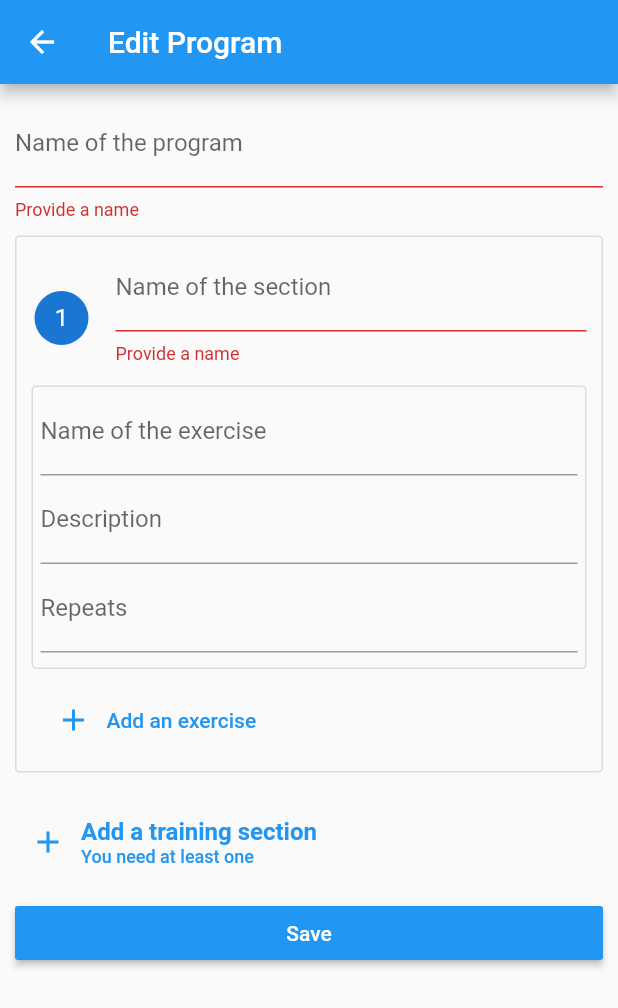
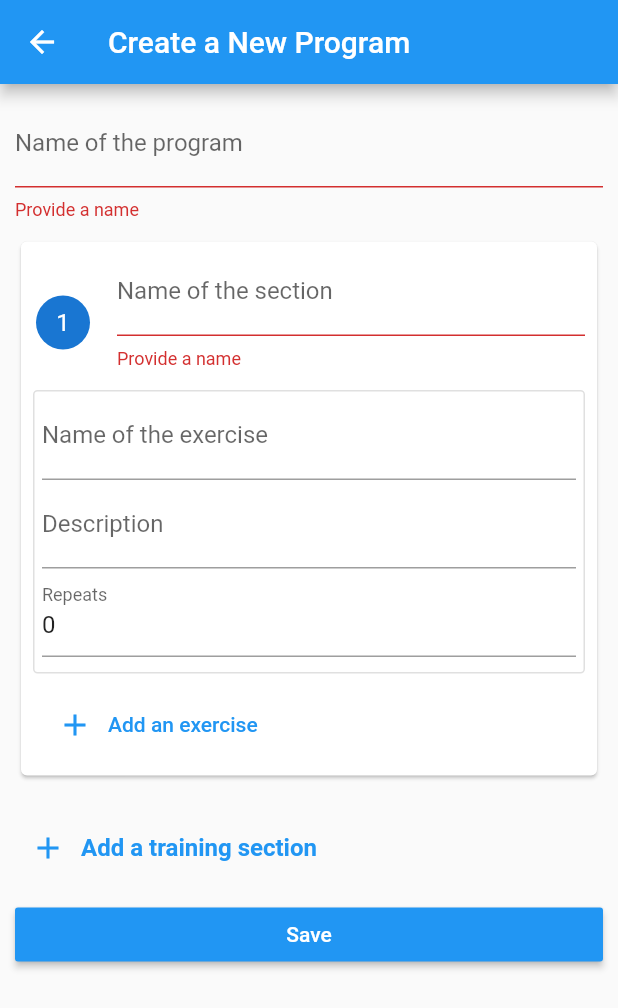
Before and after one commit to koksukoo/gym-program-app, a Flutter app: the EditProgramScreen screen opened by its route, after a tap on "Add a training section", after a tap on "Save", after a tap on "Add an exercise", on a phone screen of 412 x 824 dp. Shown: the top 1008 px of the screen. Run offline on Flutter 3.47's test engine with Material 2 defaults, Android fonts, the phone set to English and light mode, and no system bars; our stand-ins replace sqflite; accounts and stored records are empty.

Commit message:
creating and editing programs

```diff
--- a/lib/main.dart
+++ b/lib/main.dart
@@ -3,6 +3,7 @@ import 'package:provider/provider.dart';
 
 import './screens/program_list_screen.dart';
 import './screens/edit_program_screen.dart';
+import './screens/user_programs_screen.dart';
 import './providers/programs.dart';
 
 void main() => runApp(MyApp());
@@ -20,6 +21,7 @@ class MyApp extends StatelessWidget {
         home: ProgramListScreen(),
         routes: {
           EditProgramScreen.routeName: (ctx) => EditProgramScreen(),
+          UserProgramsScreen.routeName: (ctx) => UserProgramsScreen(),
         },
       ),
       providers: [
--- a/lib/models/program.dart
+++ b/lib/models/program.dart
@@ -26,6 +26,30 @@ class Program {
     };
     return data;
   }
+
+  factory Program.fromDatabaseFormat(Map<String, dynamic> dbProgram) => Program(
+        cycles: dbProgram['cycles'],
+        id: dbProgram['id'],
+        name: dbProgram['name'],
+        programDays: json
+            .decode(dbProgram['programDays'])
+            .map<ProgramDay>(
+              (dbDay) => ProgramDay(
+                id: dbDay['id'],
+                name: dbDay['name'],
+                exercises: dbDay['exercises']
+                    .map<Exercise>((dbEx) => Exercise(
+                          id: dbEx['id'],
+                          name: dbEx['name'],
+                          repeats: dbEx['repeats'],
+                          description: dbEx['description'],
+                          isMinutes: dbEx['isMinutes'],
+                        ))
+                    .toList(),
+              ),
+            )
+            .toList(),
+      );
 }
 
 class ProgramDay {
--- a/lib/screens/edit_program_screen.dart
+++ b/lib/screens/edit_program_screen.dart
@@ -6,6 +6,7 @@ import '../models/program.dart';
 import '../models/exercise.dart';
 import '../providers/programs.dart';
 import '../widgets/program_section_field.dart';
+import './user_programs_screen.dart';
 
 class EditProgramScreen extends StatefulWidget {
   static const routeName = '/edit-program';
@@ -16,26 +17,37 @@ class EditProgramScreen extends StatefulWidget {
 
 class _EditProgramScreenState extends State<EditProgramScreen> {
   final _form = GlobalKey<FormState>();
+  var _isInit = true;
+  String _programId;
   var _programName = '';
   List<Map<String, dynamic>> _sections = [];
 
-  void _addTrainingSection() {
+  void _addTrainingSection({name: '', String id}) {
     setState(() {
       _sections.add({
-        'name': '',
+        'id': id,
+        'name': name,
         'exercises': <Map<String, dynamic>>[],
         'focusNode': FocusNode(),
       });
     });
   }
 
-  void _addExercise(int index) {
+  void _addExercise(
+    int index, {
+    String id,
+    name: '',
+    description: '',
+    reps: 0,
+    isMinutes: false,
+  }) {
     setState(() {
       _sections[index]['exercises'].add({
-        'name': '',
-        'description': '',
-        'reps': 0,
-        'isMinutes': false,
+        'id': id,
+        'name': name,
+        'description': description,
+        'reps': reps.toString(),
+        'isMinutes': isMinutes,
         'focusNodes': {
           'name': FocusNode(),
           'description': FocusNode(),
@@ -62,24 +74,30 @@ class _EditProgramScreenState extends State<EditProgramScreen> {
 
     _form.currentState.save();
     final uuid = Uuid();
+
     final program = Program(
-      id: uuid.v1(),
+      id: _programId ?? uuid.v1(),
       name: _programName,
       cycles: 1,
-      programDays: _sections.map((section) => ProgramDay(
-            id: uuid.v1(),
-            name: section['name'],
-            exercises: section['exercises'].map<Exercise>((exercise) => Exercise(
-                  id: uuid.v1(),
-                  name: exercise['name'],
-                  repeats: exercise['repeats'],
-                  description: exercise['description'],
-                  isMinutes: exercise['isMinutes'],
-                )).toList(),
-          )).toList(),
+      programDays: _sections
+          .map((section) => ProgramDay(
+                id: section['id'] ?? uuid.v1(),
+                name: section['name'],
+                exercises: section['exercises']
+                    .map<Exercise>((exercise) => Exercise(
+                          id: exercise['id'] ?? uuid.v1(),
+                          name: exercise['name'],
+                          repeats: int.parse(exercise['reps']),
+                          description: exercise['description'],
+                          isMinutes: exercise['isMinutes'],
+                        ))
+                    .toList(),
+              ))
+          .toList(),
     );
 
     Provider.of<Programs>(context, listen: false).addProgram(program);
+    Navigator.of(context).pushReplacementNamed(UserProgramsScreen.routeName);
   }
 
   @override
@@ -96,9 +114,46 @@ class _EditProgramScreenState extends State<EditProgramScreen> {
   }
 
   @override
+  void didChangeDependencies() {
+    if (_isInit) {
+      var programId = ModalRoute.of(context).settings.arguments as String;
+      if (programId != null) {
+        var _program =
+            Provider.of<Programs>(context, listen: false).findById(programId);
+        _programName = _program.name;
+        _programId = _program.id;
+
+        for (var i = 0; i < _program.programDays.length; i++) {
+          _addTrainingSection(
+            name: _program.programDays[i].name,
+            id: _program.programDays[i].id,
+          );
+          _program.programDays[i].exercises.forEach((ex) {
+            _addExercise(
+              i,
+              id: ex.id,
+              name: ex.name,
+              description: ex.description,
+              reps: ex.repeats,
+              isMinutes: ex.isMinutes,
+            );
+          });
+        }
+      }
+    }
+    _isInit = false;
+    super.didChangeDependencies();
+  }
+
+  @override
   Widget build(BuildContext context) {
+    var programId = ModalRoute.of(context).settings.arguments as String;
+    var isNewProgram = programId == null;
+
     return Scaffold(
-        appBar: AppBar(title: Text('Edit Program')),
+        appBar: AppBar(
+            title:
+                Text(isNewProgram ? 'Create a New Program' : 'Edit Program')),
         body: Padding(
           child: Form(
             key: _form,
@@ -108,6 +163,7 @@ class _EditProgramScreenState extends State<EditProgramScreen> {
                     decoration:
                         InputDecoration(labelText: 'Name of the program'),
                     textInputAction: TextInputAction.next,
+                    initialValue: _programName,
                     onFieldSubmitted: (_) {
                       if (_sections.length <= 0) {
                         return;
@@ -146,12 +202,6 @@ class _EditProgramScreenState extends State<EditProgramScreen> {
                                 fontWeight: FontWeight.bold,
                                 fontSize: 16),
                           ),
-                          Text(
-                            'You need at least one',
-                            style: TextStyle(
-                                color: Theme.of(context).accentColor,
-                                fontSize: 12),
-                          )
                         ],
                       )
                     ],
--- a/lib/screens/program_list_screen.dart
+++ b/lib/screens/program_list_screen.dart
@@ -2,6 +2,8 @@ import 'package:flutter/material.dart';
 import '../widgets/app_drawer.dart';
 
 class ProgramListScreen extends StatelessWidget {
+  static const routeName = '/';
+
   @override
   Widget build(BuildContext context) {
     return Scaffold(
--- a/lib/widgets/program_exercise_field.dart
+++ b/lib/widgets/program_exercise_field.dart
@@ -24,6 +24,7 @@ class ProgramExerciseField extends StatelessWidget {
               TextFormField(
                 decoration: InputDecoration(labelText: 'Name of the exercise'),
                 textInputAction: TextInputAction.next,
+                initialValue: exercise['name'],
                 onFieldSubmitted: (_) {
                   FocusScope.of(context)
                       .requestFocus(exercise['focusNodes']['description']);
@@ -37,6 +38,7 @@ class ProgramExerciseField extends StatelessWidget {
               TextFormField(
                 decoration: InputDecoration(labelText: 'Description'),
                 textInputAction: TextInputAction.next,
+                initialValue: exercise['description'],
                 focusNode: exercise['focusNodes']['description'],
                 onFieldSubmitted: (_) {
                   FocusScope.of(context)
@@ -51,6 +53,7 @@ class ProgramExerciseField extends StatelessWidget {
               TextFormField(
                 decoration: InputDecoration(labelText: 'Repeats'),
                 textInputAction: TextInputAction.none,
+                initialValue: exercise['reps'],
                 focusNode: exercise['focusNodes']['reps'],
                 onFieldSubmitted: (_) {},
                 onSaved: (value) {
--- a/lib/widgets/program_section_field.dart
+++ b/lib/widgets/program_section_field.dart
@@ -22,12 +22,10 @@ class ProgramSectionField extends StatelessWidget {
   Widget build(BuildContext context) {
     return Column(
       children: <Widget>[
-        Container(
-          decoration: BoxDecoration(
-            border: Border.all(color: Colors.black12, width: 1),
-            borderRadius: BorderRadius.circular(3),
-          ),
-          padding: EdgeInsets.symmetric(horizontal: 10, vertical: 0),
+        Card(
+          semanticContainer: false,
+          child: Padding(
+            padding: const EdgeInsets.symmetric(horizontal: 8.0),
             child: Column(
               crossAxisAlignment: CrossAxisAlignment.end,
               children: <Widget>[
@@ -41,6 +39,7 @@ class ProgramSectionField extends StatelessWidget {
                   ),
                   title: TextFormField(
                     decoration: InputDecoration(labelText: 'Name of the section'),
+                    initialValue: _section['name'],
                     textInputAction: TextInputAction.next,
                     focusNode: _section['focusNode'],
                     onFieldSubmitted: (_) {
@@ -86,6 +85,7 @@ class ProgramSectionField extends StatelessWidget {
               ],
             ),
           ),
+        ),
         SizedBox(height: 10),
       ],
     );
```
Also changed, not shown: lib/providers/programs.dart (+14 -5 lines), lib/screens/user_programs_screen.dart (added, +86 -0 lines), lib/widgets/app_drawer.dart (+26 -6 lines), 3 other files. Lines whose indentation alone changed are shown as unchanged.
